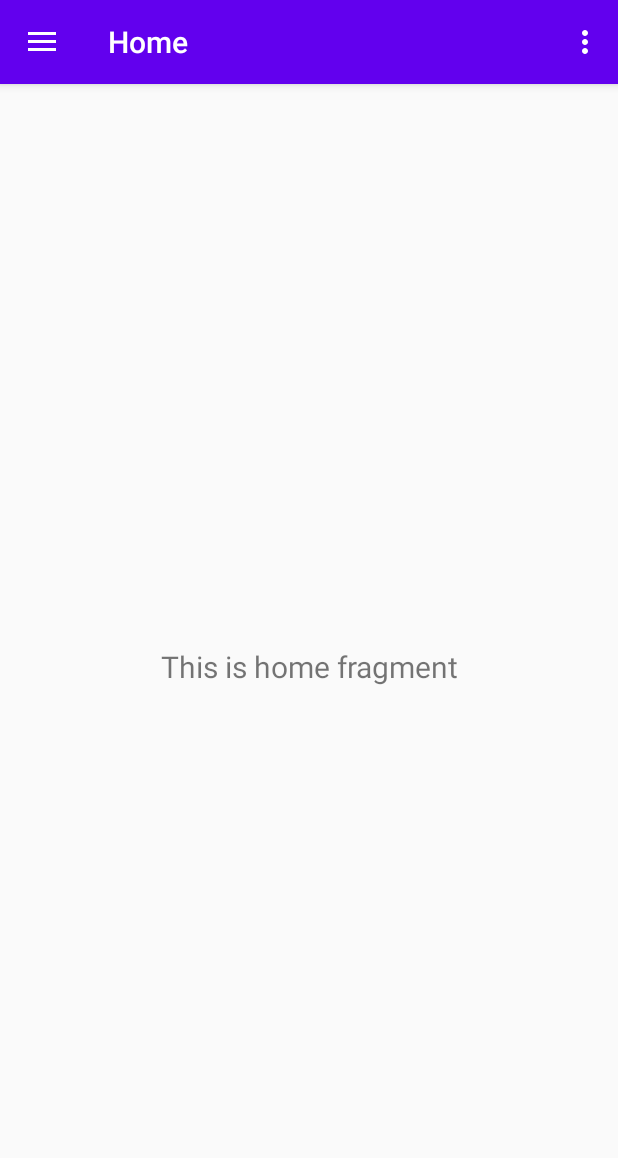
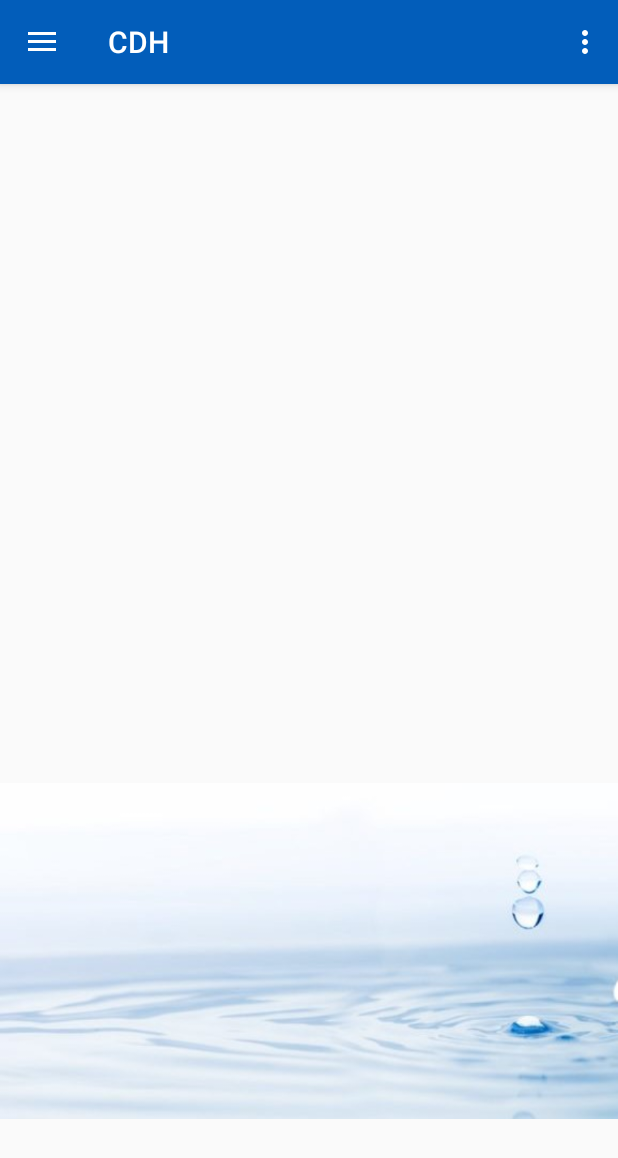
Before and after one commit to Witto-ops/prueba, an Android app: the screen it shows after launch (MainActivity), on a phone screen of 412 x 824 dp. Shown: the top 1158 px of the screen. Run offline under Robolectric (Android 15) with nearby library versions, the light colour scheme and no system bars; our stand-ins replace navigation-ui.

Commit message:
interfaz
se modifico el diseño de la interfaz

```diff
--- a/proyecto/app/src/main/java/com/CDH/myapplication/ui/home/HomeViewModel.java
+++ b/proyecto/app/src/main/java/com/CDH/myapplication/ui/home/HomeViewModel.java
@@ -10,7 +10,7 @@ public class HomeViewModel extends ViewModel {
 
     public HomeViewModel() {
         mText = new MutableLiveData<>();
-        mText.setValue("This is home fragment");
+        mText.setValue("");
     }
 
     public LiveData<String> getText() {
--- a/proyecto/app/src/main/res/drawable/side_nav_bar.xml
+++ b/proyecto/app/src/main/res/drawable/side_nav_bar.xml
@@ -2,8 +2,8 @@
     android:shape="rectangle">
     <gradient
         android:angle="135"
-        android:centerColor="#009688"
-        android:endColor="#00695C"
-        android:startColor="#4DB6AC"
+        android:centerColor="#017FCF"
+        android:endColor="#0246AB"
+        android:startColor="#00C4FA"
         android:type="linear" />
 </shape>
--- a/proyecto/app/src/main/res/layout/fragment_home.xml
+++ b/proyecto/app/src/main/res/layout/fragment_home.xml
@@ -5,6 +5,8 @@
     android:layout_width="match_parent"
     android:layout_height="match_parent"
     tools:context=".ui.home.HomeFragment">
+
+
 
     <TextView
         android:id="@+id/text_home"
@@ -19,4 +21,14 @@
         app:layout_constraintEnd_toEndOf="parent"
         app:layout_constraintStart_toStartOf="parent"
         app:layout_constraintTop_toTopOf="parent" />
+
+    <ImageView
+        android:id="@+id/imageView2"
+        android:layout_width="wrap_content"
+        android:layout_height="wrap_content"
+        android:layout_marginTop="19dp"
+        android:src="@drawable/home"
+        app:layout_constraintEnd_toEndOf="parent"
+        app:layout_constraintStart_toStartOf="parent"
+        app:layout_constraintTop_toBottomOf="@+id/text_home" />
 </androidx.constraintlayout.widget.ConstraintLayout>
--- a/proyecto/app/src/main/res/layout/planilla_fragment5_fragment.xml
+++ b/proyecto/app/src/main/res/layout/planilla_fragment5_fragment.xml
@@ -65,7 +65,7 @@
             android:id="@+id/btnS2"
             android:layout_width="match_parent"
             android:layout_height="wrap_content"
-
+            android:enabled="true"
             android:text="Siguiente" />
     </LinearLayout>
 
--- a/proyecto/app/src/main/res/menu/activity_main_drawer.xml
+++ b/proyecto/app/src/main/res/menu/activity_main_drawer.xml
@@ -26,4 +26,17 @@
             android:title="Registros Fotograficos" />
 
     </group>
+    <item android:title="Acerca de">
+        <menu>
+            <item
+                android:id="@+id/facebook"
+                android:icon="@drawable/user"
+                android:title="¿Quienes Somos?" />
+
+            <item
+                android:id="@+id/Instagram"
+                android:icon="@drawable/contacto"
+                android:title="Contacto" />
+        </menu>
+    </item>
 </menu>
--- a/proyecto/app/src/main/res/navigation/mobile_navigation.xml
+++ b/proyecto/app/src/main/res/navigation/mobile_navigation.xml
@@ -8,7 +8,7 @@
     <fragment
         android:id="@+id/nav_home"
         android:name="com.CDH.myapplication.ui.home.HomeFragment"
-        android:label="@string/menu_home"
+        android:label="CDH"
         tools:layout="@layout/fragment_home" />
 
     <fragment
@@ -20,12 +20,12 @@
     <fragment
         android:id="@+id/nav_slideshow"
         android:name="com.CDH.myapplication.ui.slideshow.SlideshowFragment"
-        android:label="@string/menu_slideshow"
+        android:label="Modificar Planilla"
         tools:layout="@layout/fragment_slideshow" />
     <fragment
         android:id="@+id/registrofotoFragment"
         android:name="com.CDH.myapplication.ui.fragments.registrofotoFragment"
-        android:label="registrofoto_fragment"
+        android:label="Registros Fotograficos"
         tools:layout="@layout/registrofoto_fragment" />
     <fragment
         android:id="@+id/acercadefragment"
@@ -35,8 +35,8 @@
     <fragment
         android:id="@+id/planillaFragment2"
         android:name="com.CDH.myapplication.ui.fragments.planillaFragment2"
-        android:label="planilla_fragment2_fragment"
-        tools:layout="@layout/planilla_fragment2_fragment" >
+        android:label="Gastos Viaticos"
+        tools:layout="@layout/planilla_fragment2_fragment">
         <action
             android:id="@+id/action_planillaFragment2_to_planillaFragment3"
             app:destination="@id/planillaFragment3" />
@@ -50,8 +50,8 @@
     <fragment
         android:id="@+id/planillaFragment3"
         android:name="com.CDH.myapplication.ui.fragments.planillaFragment3"
-        android:label="planilla_fragment3_fragment"
-        tools:layout="@layout/planilla_fragment3_fragment" >
+        android:label="Materiales Comprados"
+        tools:layout="@layout/planilla_fragment3_fragment">
         <action
             android:id="@+id/action_planillaFragment3_to_planillaFragment4"
             app:destination="@id/planillaFragment4" />
@@ -65,8 +65,8 @@
     <fragment
         android:id="@+id/planillaFragment4"
         android:name="com.CDH.myapplication.ui.fragments.planillaFragment4"
-        android:label="planilla_fragment4_fragment"
-        tools:layout="@layout/planilla_fragment4_fragment" >
+        android:label="Materiales Comprados"
+        tools:layout="@layout/planilla_fragment4_fragment">
         <action
             android:id="@+id/action_planillaFragment4_to_planillaFragment5"
             app:destination="@id/planillaFragment5" />
@@ -80,8 +80,8 @@
     <fragment
         android:id="@+id/planillaFragment5"
         android:name="com.CDH.myapplication.ui.fragments.planillaFragment5"
-        android:label="planilla_fragment5_fragment"
-        tools:layout="@layout/planilla_fragment5_fragment" >
+        android:label="Materiales Bodega"
+        tools:layout="@layout/planilla_fragment5_fragment">
         <action
             android:id="@+id/action_planillaFragment5_to_planillaFragment4"
             app:destination="@id/planillaFragment4" />
@@ -107,8 +107,8 @@
     <fragment
         android:id="@+id/plantillafragment1"
         android:name="com.CDH.myapplication.ui.fragments.plantillafragment1"
-        android:label="plantillafragment1_fragment"
-        tools:layout="@layout/plantillafragment1_fragment" >
+        android:label="Ingreso Datos"
+        tools:layout="@layout/plantillafragment1_fragment">
         <action
             android:id="@+id/action_plantillafragment1_to_planillaFragment2"
             app:destination="@id/planillaFragment2" />
@@ -119,8 +119,8 @@
     <fragment
         android:id="@+id/personalFragment"
         android:name="com.CDH.myapplication.ui.fragments.personalFragment"
-        android:label="fragment_personal"
-        tools:layout="@layout/fragment_personal" >
+        android:label="Ingreso Personal"
+        tools:layout="@layout/fragment_personal">
         <action
             android:id="@+id/action_personalFragment_to_planillaFragment7"
             app:destination="@id/planillaFragment7" />
@@ -128,8 +128,8 @@
     <fragment
         android:id="@+id/resumenFragment"
         android:name="com.CDH.myapplication.ui.fragments.ResumenFragment"
-        android:label="fragment_resumen"
-        tools:layout="@layout/fragment_resumen" >
+        android:label="Resumen"
+        tools:layout="@layout/fragment_resumen">
         <action
             android:id="@+id/action_resumenFragment_to_planillaFragment5"
             app:destination="@id/planillaFragment5" />
--- a/proyecto/app/src/main/res/values/styles.xml
+++ b/proyecto/app/src/main/res/values/styles.xml
@@ -2,8 +2,8 @@
     <!-- Base application theme. -->
     <style name="AppTheme" parent="Theme.AppCompat.Light.DarkActionBar">
         <!-- Customize your theme here. -->
-        <item name="colorPrimary">@color/colorPrimary</item>
-        <item name="colorPrimaryDark">@color/colorPrimaryDark</item>
+        <item name="colorPrimary">#025DBA</item>
+        <item name="colorPrimaryDark">#002E9F</item>
         <item name="colorAccent">@color/colorAccent</item>
     </style>
 
```
Also changed, not shown: proyecto/app/src/main/AndroidManifest.xml (+12 -1 lines), proyecto/app/src/main/java/com/CDH/myapplication/splash_activity.java (added, +21 -0 lines), proyecto/app/src/main/res/layout/activity_splash_activity.xml (added, +10 -0 lines), proyecto/app/src/main/res/layout/nav_header_main.xml (+4 -4 lines), proyecto/app/src/main/res/drawable/contacto.png (added), proyecto/app/src/main/res/drawable/home.jpg (added), proyecto/app/src/main/res/drawable/png.png (added), proyecto/app/src/main/res/drawable/user.png (added), proyecto/app/src/main/res/drawable/wapp.png (added).
